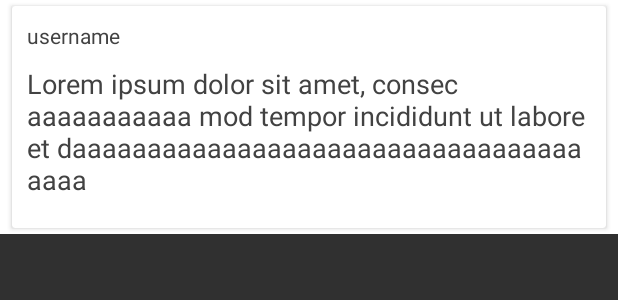
After one commit to andrewkir/SleepHub, an Android app: the layout raw_comment_item.xml on its own in the app's theme, with its tools: preview values and no code run, on a phone screen of 412 x 824 dp. The commit adds this screen. Shown: the top 300 px of the screen. Run offline under Robolectric (Android 15) with nearby library versions, the phone set to English and light mode, and no system bars; network calls fail.

Commit message:
add comments

```diff
--- a/Mobile/SleepProject/app/src/main/java/com/andrewkir/sleepproject/PostsMainActivity.kt
+++ b/Mobile/SleepProject/app/src/main/java/com/andrewkir/sleepproject/PostsMainActivity.kt
@@ -118,9 +118,6 @@ class PostsMainActivity : AppCompatActivity(), NavigationView.OnNavigationItemSe
             R.id.nav_camera -> {
                 // Handle the camera action
             }
-            R.id.nav_gallery -> {
-
-            }
         }
 
         drawer_layout.closeDrawer(GravityCompat.START)
--- a/Mobile/SleepProject/app/src/main/java/com/andrewkir/sleepproject/Utilities/Post.kt
+++ b/Mobile/SleepProject/app/src/main/java/com/andrewkir/sleepproject/Utilities/Post.kt
@@ -2,7 +2,7 @@ package com.andrewkir.sleepproject.Utilities
 
 class Post(var likes:Int, var comments: Int, var body:String, var username: String, var isMine:Boolean, var date: String, var isLiked: Boolean)
 
-class Comment(var commenterId: String, var commentBody: String, var date: String){
+class Comment(var id:String,var body: String, var username: String, var isMine: Boolean, var isLiked: Boolean,var likes:Int){
 }
 
 class PostMinified(var username: String, var body: String,var isLiked: Boolean,var likes: Int, var postId: String,
--- a/Mobile/SleepProject/app/src/main/java/com/andrewkir/sleepproject/Utilities/Urls.kt
+++ b/Mobile/SleepProject/app/src/main/java/com/andrewkir/sleepproject/Utilities/Urls.kt
@@ -6,3 +6,7 @@ val REGISTER_URL = "https://$BASE_URL/api/register"
 val GET_POSTS = "https://$BASE_URL/api/getPosts"
 val GET_POST = "https://$BASE_URL/api/postInfo"
 val TOGGLE_LIKE = "https://$BASE_URL/api/toggleLike"
+val SEND_POST = "https://$BASE_URL/api/add"
+val GET_COMMENTS = "https://$BASE_URL/api/getComments"
+val SEND_COMMENTS = "https://$BASE_URL/api/addComment"
+val DELETE_COMMENT = "https://$BASE_URL/api/deleteComment"
--- /dev/null
+++ b/Mobile/SleepProject/app/src/main/res/layout/raw_comment_item.xml
@@ -0,0 +1,62 @@
+<?xml version="1.0" encoding="utf-8"?>
+<android.support.constraint.ConstraintLayout
+        xmlns:android="http://schemas.android.com/apk/res/android"
+        xmlns:app="http://schemas.android.com/apk/res-auto"
+        xmlns:tools="http://schemas.android.com/tools"
+        android:layout_width="match_parent"
+        android:layout_height="wrap_content"
+        android:background="@color/colorBack"
+        tools:layout_editor_absoluteY="81dp">
+
+
+    <android.support.v7.widget.CardView
+            app:cardBackgroundColor="@color/colorBack"
+            android:layout_width="0dp"
+            android:layout_height="wrap_content"
+            app:layout_constraintTop_toTopOf="parent"
+            app:layout_constraintBottom_toBottomOf="parent" app:layout_constraintEnd_toEndOf="parent"
+            android:layout_marginEnd="8dp" app:layout_constraintStart_toStartOf="parent"
+            android:layout_marginStart="8dp" app:layout_constraintHorizontal_bias="0.0"
+            app:layout_constraintVertical_bias="0.0" android:layout_marginTop="4dp" android:layout_marginBottom="4dp">
+        <RelativeLayout
+                android:layout_margin="10dp"
+                android:layout_width="wrap_content"
+                android:layout_height="wrap_content">
+            <TextView
+                    android:layout_alignParentLeft="true"
+                    android:id="@+id/raw_username_comment"
+                    android:text="username"
+                    android:textColor="@color/cardview_dark_background"
+                    android:layout_width="wrap_content"
+                    android:layout_height="wrap_content"
+                    android:textSize="14sp" android:textAllCaps="false"/>
+            <TextView
+                    android:layout_marginTop="10dp"
+                    android:layout_below="@id/raw_username_comment"
+                    android:text="Lorem ipsum dolor sit amet, consec                aaaaaaaaaaa mod tempor incididunt ut labore et daaaaaaaaaaaaaaaaaaaaaaaaaaaaaaaaaaaaaa"
+                    android:layout_width="match_parent"
+                    android:layout_height="wrap_content"
+                    android:id="@+id/raw_post_comment"
+                    android:textColor="@color/cardview_dark_background" android:textSize="18sp"/>
+            <LinearLayout
+                    android:layout_marginTop="10dp"
+                    android:layout_gravity="bottom"
+                    android:layout_below="@id/raw_post_comment"
+                    android:layout_width="wrap_content"
+                    android:layout_height="wrap_content"
+                    android:orientation="horizontal">
+                <!--<TextView-->
+                <!--android:layout_width="24dp"-->
+                <!--android:layout_height="24dp"-->
+                <!--android:background="@drawable/ic_favorite_border_black_24dp" android:id="@+id/raw_like_comment"/>-->
+                <!--<TextView-->
+                <!--android:layout_gravity="center"-->
+                <!--android:text="1013"-->
+                <!--android:layout_width="wrap_content"-->
+                <!--android:layout_height="wrap_content" android:id="@+id/raw_likes_comment" android:layout_weight="1"-->
+                <!--android:textColor="@color/cardview_dark_background"/>-->
+
+            </LinearLayout>
+        </RelativeLayout>
+    </android.support.v7.widget.CardView>
+</android.support.constraint.ConstraintLayout>
--- a/Mobile/SleepProject/app/src/main/res/menu/activity_posts_main_drawer.xml
+++ b/Mobile/SleepProject/app/src/main/res/menu/activity_posts_main_drawer.xml
@@ -8,10 +8,6 @@
                 android:id="@+id/nav_camera"
                 android:icon="@drawable/ic_account_circle_black_24dp"
                 android:title="Account"/>
-        <item
-                android:id="@+id/nav_gallery"
-                android:icon="@drawable/ic_menu_gallery"
-                android:title="Gallery"/>
     </group>
 
 </menu>
```
Also changed, not shown: Mobile/SleepProject/app/src/main/java/com/andrewkir/sleepproject/Adapters/RecyclerComments.kt (added, +48 -0 lines), Mobile/SleepProject/app/src/main/java/com/andrewkir/sleepproject/EditPostActivity.kt (+10 -1 lines), Mobile/SleepProject/app/src/main/java/com/andrewkir/sleepproject/PostActivity.kt (+54 -3 lines), Mobile/SleepProject/app/src/main/java/com/andrewkir/sleepproject/Services/Web.kt (+149 -2 lines), Mobile/SleepProject/app/src/main/res/layout/activity_post.xml (+8 -2 lines).
